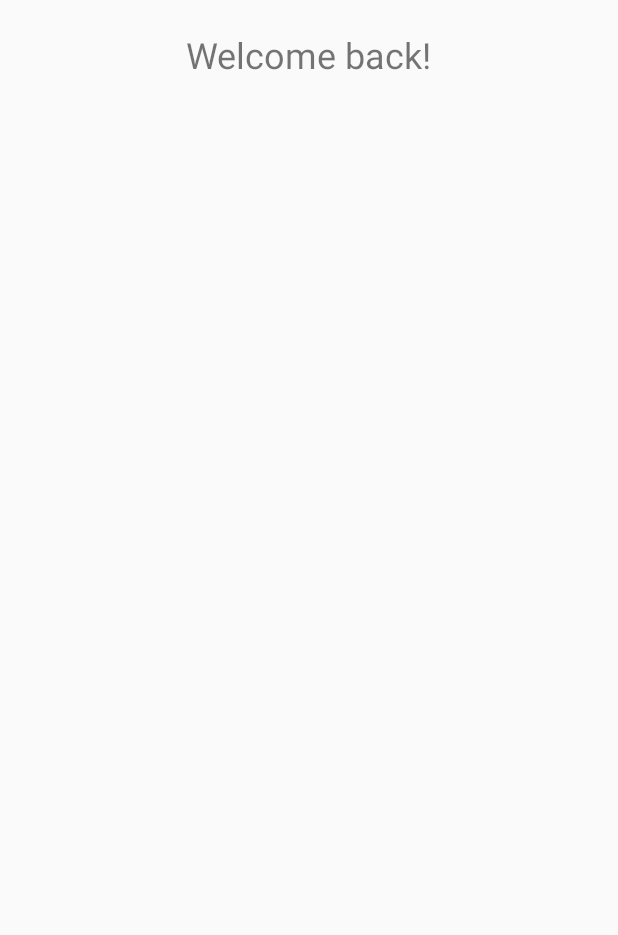
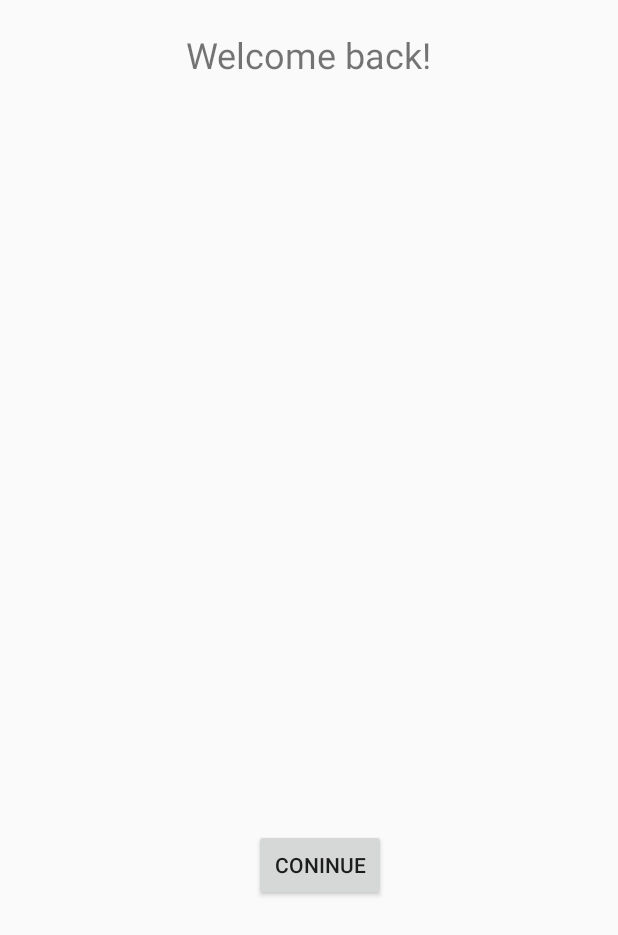
Before and after one commit to kevincodedojo/DailyDietTrackingApp, an Android app: the layout activiy_landing_page.xml on its own in the app's theme, with its tools: preview values and no code run, on a phone screen of 412 x 824 dp. Shown: the top 935 px of the screen. Run offline under Robolectric (Android 15) with nearby library versions, the phone set to English and light mode, and no system bars.

Commit message:
added comments

```diff
--- a/app/src/main/java/com/example/dailydiettrackingapp/LandingPage.java
+++ b/app/src/main/java/com/example/dailydiettrackingapp/LandingPage.java
@@ -1,6 +1,9 @@
 package com.example.dailydiettrackingapp;
 
+import android.content.Intent;
 import android.os.Bundle;
+import android.view.View;
+import android.widget.Button;
 import android.widget.TextView;
 
 import androidx.appcompat.app.AppCompatActivity;
@@ -45,6 +48,16 @@ public class LandingPage extends AppCompatActivity {
 
         // Load diet tracking data
         loadDietTrackingData();
+
+        // Add button functionality
+        Button goToWelcomeUserButton = findViewById(R.id.btn_go_to_welcome_user);
+        goToWelcomeUserButton.setOnClickListener(new View.OnClickListener() {
+            @Override
+            public void onClick(View v) {
+                Intent intent = new Intent(LandingPage.this, WelcomeUser1.class);
+                startActivity(intent);
+            }
+        });
     }
 
     private void loadDietTrackingData() {
--- a/app/src/main/res/layout/activiy_landing_page.xml
+++ b/app/src/main/res/layout/activiy_landing_page.xml
@@ -20,13 +20,27 @@
         app:layout_constraintEnd_toEndOf="parent" />
 
     <!-- RecyclerView for diet tracking table -->
+
     <androidx.recyclerview.widget.RecyclerView
         android:id="@+id/dietTrackingRecyclerView"
-        android:layout_width="match_parent"
-        android:layout_height="0dp"
+        android:layout_width="411dp"
+        android:layout_height="456dp"
         android:layout_marginTop="16dp"
+        app:layout_constraintBottom_toBottomOf="parent"
+        app:layout_constraintEnd_toEndOf="parent"
+        app:layout_constraintHorizontal_bias="0.0"
+        app:layout_constraintStart_toStartOf="parent"
         app:layout_constraintTop_toBottomOf="@id/welcomeTextView"
+        app:layout_constraintVertical_bias="0.0" />
+
+    <Button
+        android:id="@+id/btn_go_to_welcome_user"
+        android:layout_width="wrap_content"
+        android:layout_height="wrap_content"
+        android:layout_marginTop="28dp"
+        android:text="@string/coninue_next"
+        app:layout_constraintEnd_toEndOf="parent"
+        app:layout_constraintHorizontal_bias="0.523"
         app:layout_constraintStart_toStartOf="parent"
-        app:layout_constraintEnd_toEndOf="parent"
-        app:layout_constraintBottom_toBottomOf="parent" />
+        app:layout_constraintTop_toBottomOf="@id/dietTrackingRecyclerView" />
 </androidx.constraintlayout.widget.ConstraintLayout>
--- a/app/src/main/res/values/strings.xml
+++ b/app/src/main/res/values/strings.xml
@@ -18,4 +18,6 @@
     <string name="password">Password</string>
     <string name="let_s_get_started">Let\'s Get Started</string>
     <string name="login_or_register">Login or Register</string>
+    <string name="continue_next">Continue</string>
+    <string name="coninue_next">Coninue</string>
 </resources>
```
